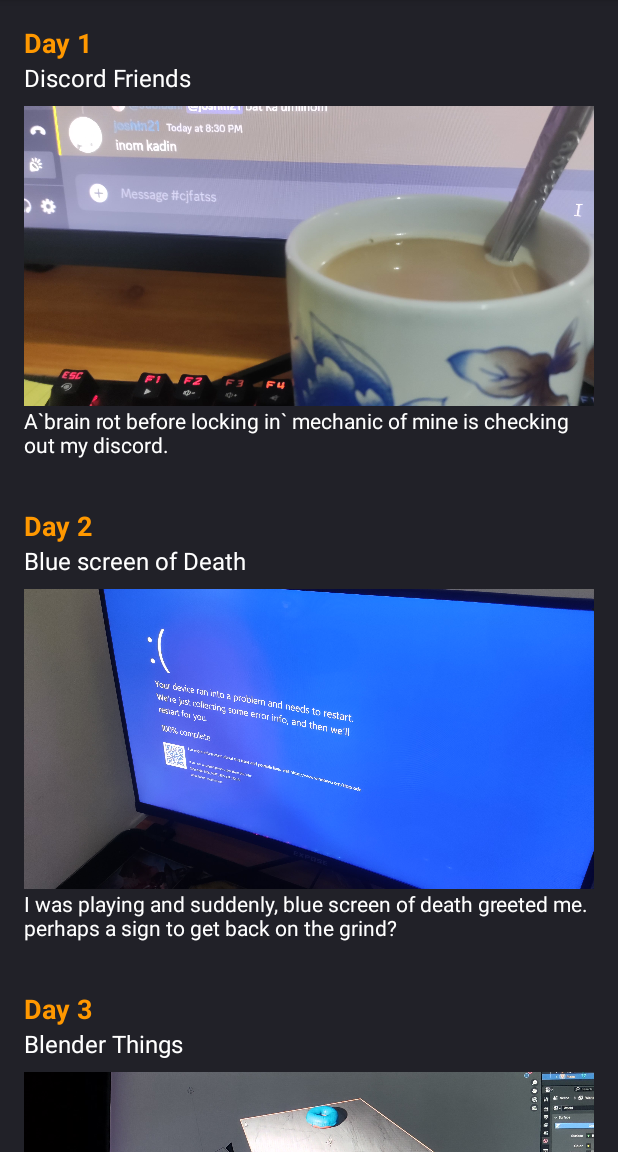
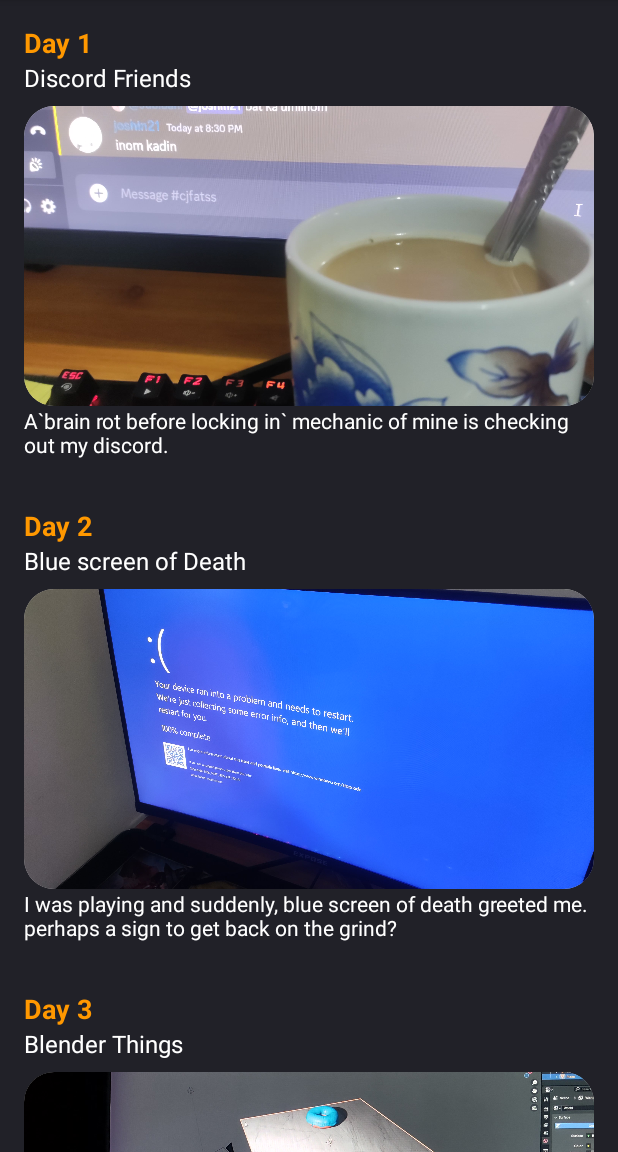
Before and after one commit to Jubibani/cc17-3k-orpilla-christopher-act6, an Android app: the screen it shows after launch (MainActivity), on a phone screen of 412 x 824 dp, the part 84-1236 px from its top. Run offline under Robolectric (Android 15) with nearby library versions, the phone set to English and light mode, and no system bars.

Commit message:
added image  border radius

```diff
--- /dev/null
+++ b/app/src/main/res/drawable/shape.xml
@@ -0,0 +1,5 @@
+<!-- res/drawable/rounded_background.xml -->
+<shape xmlns:android="http://schemas.android.com/apk/res/android">
+    <solid android:color="?attr/colorSurface" /> <!-- Material 3 surface color -->
+    <corners android:radius="20dp" /> <!-- Rounded corners -->
+</shape>
--- a/app/src/main/res/layout/item_day.xml
+++ b/app/src/main/res/layout/item_day.xml
@@ -26,7 +26,10 @@
         android:layout_width="match_parent"
         android:layout_height="200dp"
         android:scaleType="centerCrop"
-        android:layout_marginTop="8dp"/>
+        android:layout_marginTop="8dp"
+        android:background="@drawable/shape"
+        android:clipToOutline="true"
+        />
 
     <TextView
         android:textColor="@color/textColor"
```
